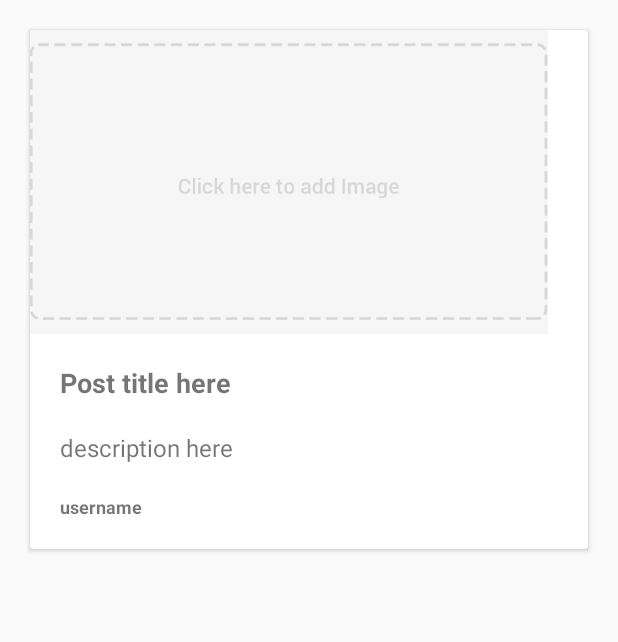
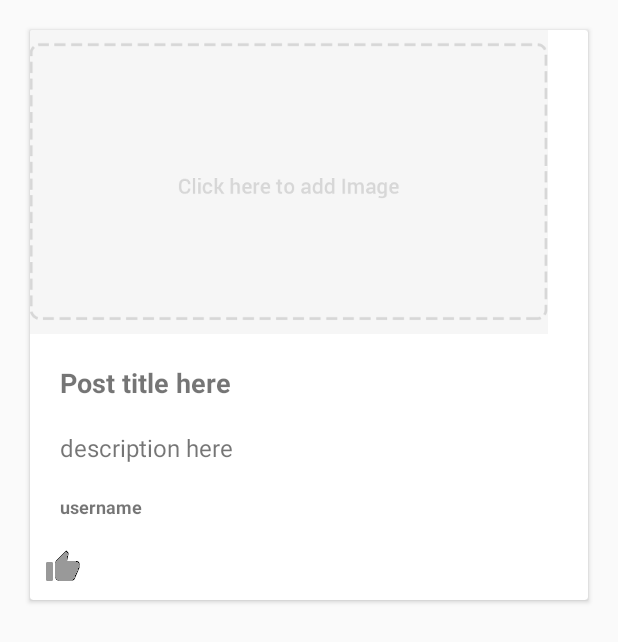
Before and after one commit to lunaticSKE12/SKE-Blog, an Android app: the layout blog_row.xml on its own in the app's theme, with its tools: preview values and no code run, on a phone screen of 412 x 824 dp. Shown: the top 642 px of the screen. Run offline under Robolectric (Android 15) with nearby library versions, the phone set to English and light mode, and no system bars.

Commit message:
post have like icon

```diff
--- a/app/src/main/res/layout/blog_row.xml
+++ b/app/src/main/res/layout/blog_row.xml
@@ -16,7 +16,7 @@
             android:layout_height="wrap_content"
             android:adjustViewBounds="true"
             android:scaleType="center"
-            app:srcCompat="@mipmap/add_btn" />
+            app:srcCompat="@mipmap/add_btn"/>
 
         <TextView
             android:id="@+id/post_title"
@@ -25,7 +25,7 @@
             android:padding="20dp"
             android:text="Post title here"
             android:textSize="18sp"
-            android:textStyle="bold" />
+            android:textStyle="bold"/>
 
         <TextView
             android:id="@+id/post_desc"
@@ -35,7 +35,7 @@
             android:paddingLeft="20dp"
             android:paddingRight="20dp"
             android:text="description here"
-            android:textSize="16sp" />
+            android:textSize="16sp"/>
 
         <TextView
             android:id="@+id/post_username"
@@ -48,6 +48,22 @@
             android:textSize="12sp"
             android:textStyle="bold"/>
 
+        <LinearLayout
+            android:layout_width="match_parent"
+            android:layout_height="match_parent"
+            android:orientation="horizontal">
+
+            <ImageButton
+                android:id="@+id/imageButton2"
+                android:layout_width="wrap_content"
+                android:layout_height="wrap_content"
+                android:layout_marginBottom="10dp"
+                android:layout_marginLeft="10dp"
+                android:layout_marginRight="10dp"
+                android:background="#00ffffff"
+                app:srcCompat="@mipmap/ic_thumb_up_gray_24dp"/>
+        </LinearLayout>
+
 
     </LinearLayout>
 
```
Also changed, not shown: app/src/main/res/mipmap-hdpi/ic_thumb_up_black_24dp.png (added), app/src/main/res/mipmap-hdpi/ic_thumb_up_blue_24dp.png (added), app/src/main/res/mipmap-hdpi/ic_thumb_up_gray_24dp.png (added), app/src/main/res/mipmap-mdpi/ic_thumb_up_black_24dp.png (added), app/src/main/res/mipmap-mdpi/ic_thumb_up_blue_24dp.png (added), app/src/main/res/mipmap-mdpi/ic_thumb_up_gray_24dp.png (added), app/src/main/res/mipmap-xhdpi/ic_thumb_up_black_24dp.png (added), app/src/main/res/mipmap-xhdpi/ic_thumb_up_blue_24dp.png (added), app/src/main/res/mipmap-xhdpi/ic_thumb_up_gray_24dp.png (added), app/src/main/res/mipmap-xxhdpi/ic_thumb_up_black_24dp.png (added), app/src/main/res/mipmap-xxhdpi/ic_thumb_up_blue_24dp.png (added), app/src/main/res/mipmap-xxhdpi/ic_thumb_up_gray_24dp.png (added), app/src/main/res/mipmap-xxxhdpi/ic_thumb_up_black_24dp.png (added), app/src/main/res/mipmap-xxxhdpi/ic_thumb_up_blue_24dp.png (added), 1 more files, 1 other file.
